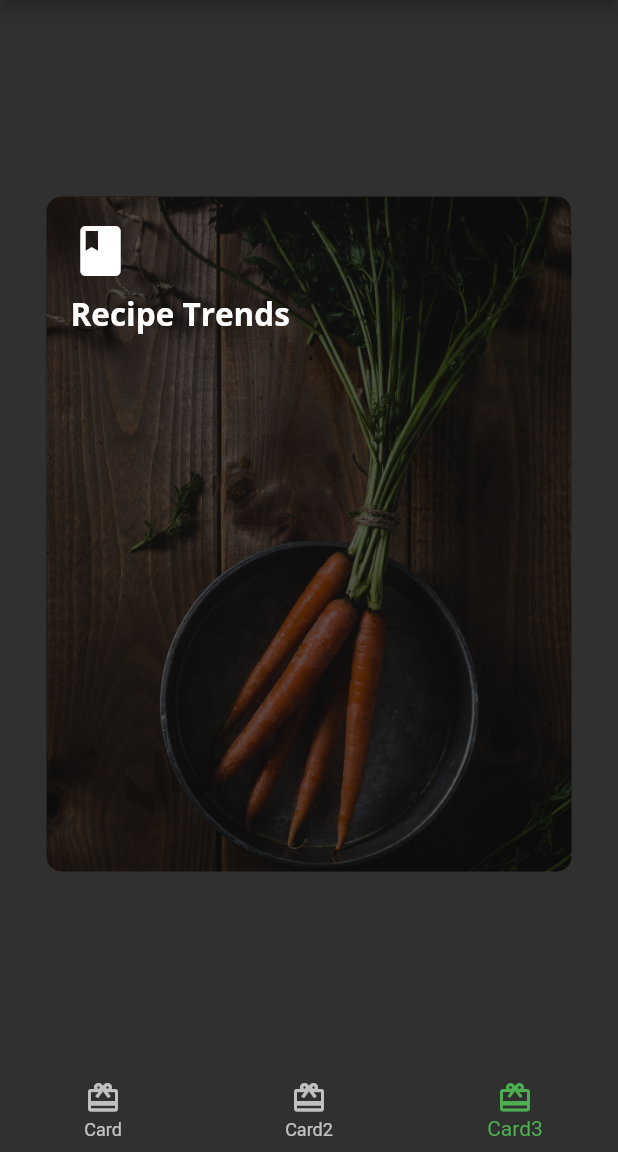
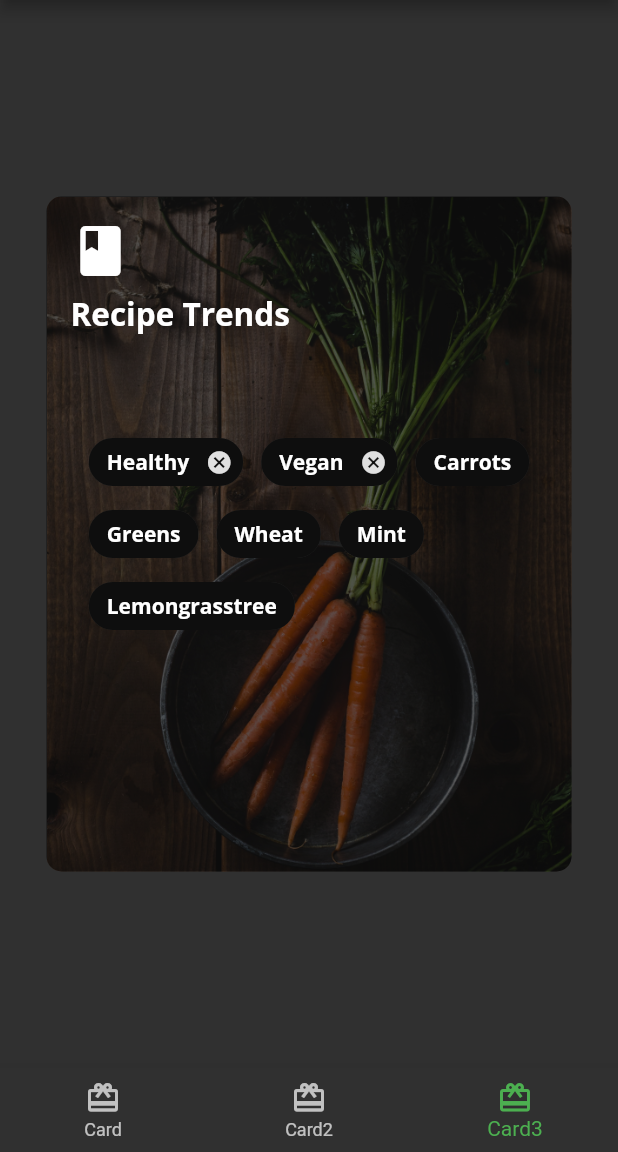
Before and after one commit to marianneleal/flutter-apprentice-03, a Flutter app: the screen it shows after launch, item 3 of the bottom bar chosen, on a phone screen of 412 x 824 dp, the part 84-1236 px from its top. Run offline on Flutter 3.47's test engine with Material 2 defaults, Android fonts, the phone set to English and light mode, and no system bars; our stand-ins replace google_fonts.

Commit message:
added chips to card 3

```diff
--- a/lib/card3.dart
+++ b/lib/card3.dart
@@ -53,12 +53,65 @@ class Card3 extends StatelessWidget {
                     style: FooderlichTheme.darkTextTheme.headline2,
                   ),
                   // 9
-                  const SizedBox(height: 30),
+                  const SizedBox(height: 30), // space between text and stuff below
                 ],
               ),
             ),
 
-            // TODO 7: Add Center widget with Chip widget children
+            Center(
+              // 11
+              child: Wrap( // wrap = children next to each other unless no space then next line
+                // 12
+                alignment: WrapAlignment.start, // children left
+                // 13
+                spacing: 12, // space between each child
+                // 14
+                children: [ // list of chip widgets
+                  Chip(
+                    label: Text('Healthy',
+                        style: FooderlichTheme.darkTextTheme.bodyText1),
+                    backgroundColor: Colors.black.withOpacity(0.7),
+                    onDeleted: () {
+                      print('delete');
+                    },
+                  ),
+                  Chip(
+                    label: Text('Vegan',
+                        style: FooderlichTheme.darkTextTheme.bodyText1),
+                    backgroundColor: Colors.black.withOpacity(0.7),
+                    onDeleted: () {
+                      print('delete');
+                    },
+                  ),
+                  Chip(
+                    label: Text('Carrots',
+                        style: FooderlichTheme.darkTextTheme.bodyText1),
+                    backgroundColor: Colors.black.withOpacity(0.7),
+                  ),
+                  Chip(
+                    label: Text('Greens',
+                        style: FooderlichTheme.darkTextTheme.bodyText1),
+                    backgroundColor: Colors.black.withOpacity(0.7),
+                  ),
+                  Chip(
+                    label: Text('Wheat',
+                        style: FooderlichTheme.darkTextTheme.bodyText1),
+                    backgroundColor: Colors.black.withOpacity(0.7),
+                  ),
+                  Chip(
+                    label: Text('Mint',
+                        style: FooderlichTheme.darkTextTheme.bodyText1),
+                    backgroundColor: Colors.black.withOpacity(0.7),
+                  ),
+                  Chip(
+                    label: Text('Lemongrasstree',
+                        style: FooderlichTheme.darkTextTheme.bodyText1),
+                    backgroundColor: Colors.black.withOpacity(0.7),
+                  ),
+                ],
+              ),
+            ),
+
           ],
         ),
       ),
```
